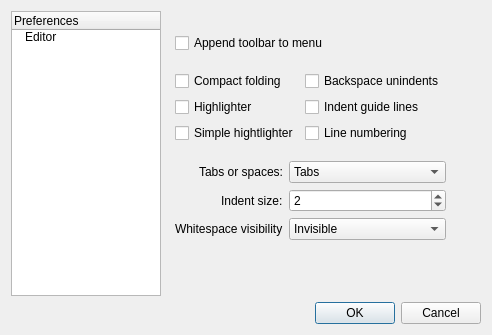
Before: the Qt Designer form ui/preferencesdialog.ui in gideros/gideros, drawn with Qt 5.
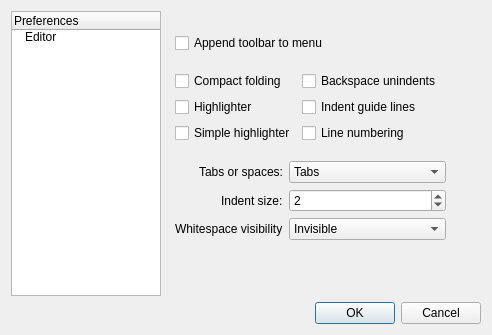
After: the same form once the commit is applied.

Commit message: [Studio] Fix simple word highlighter

```diff
--- a/ui/preferencesdialog.ui
+++ b/ui/preferencesdialog.ui
@@ -309,7 +309,7 @@
              <enum>Qt::LeftToRight</enum>
             </property>
             <property name="text">
-             <string>Simple hightlighter</string>
+             <string>Simple highlighter</string>
             </property>
            </widget>
           </item>
```
Left out of the diff: 5 changed lines with no effect on the pictures. The commit also changes 7 other files.
